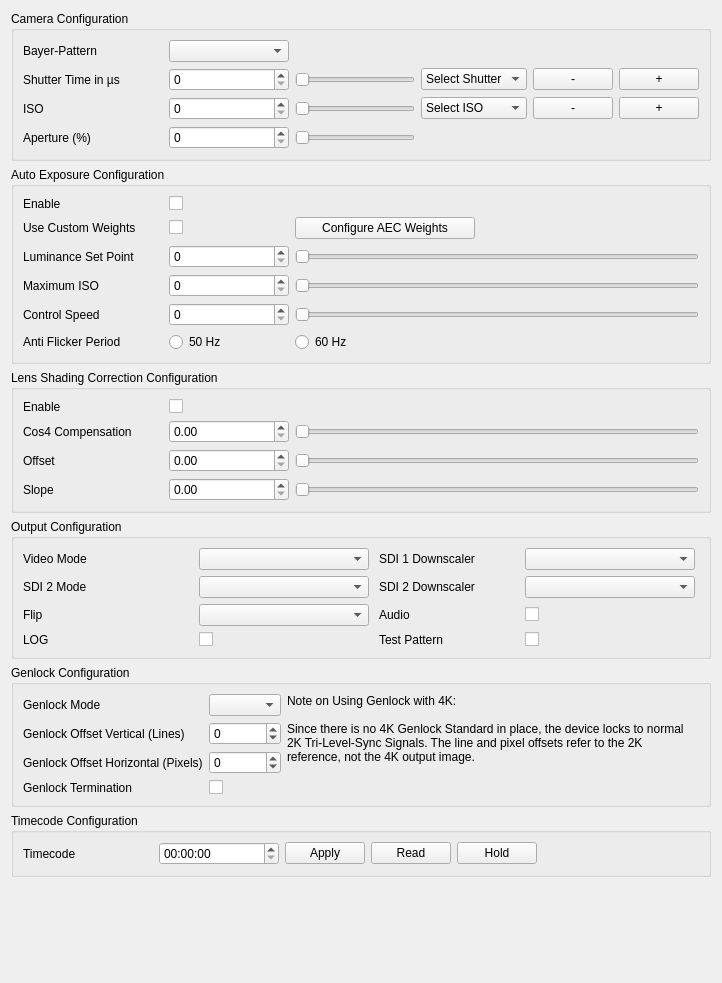
Before: the Qt Designer form dct_widgets/inoutbox/inoutbox.ui in KAYA-Instruments/SDI-Control-Point, drawn with Qt 5.
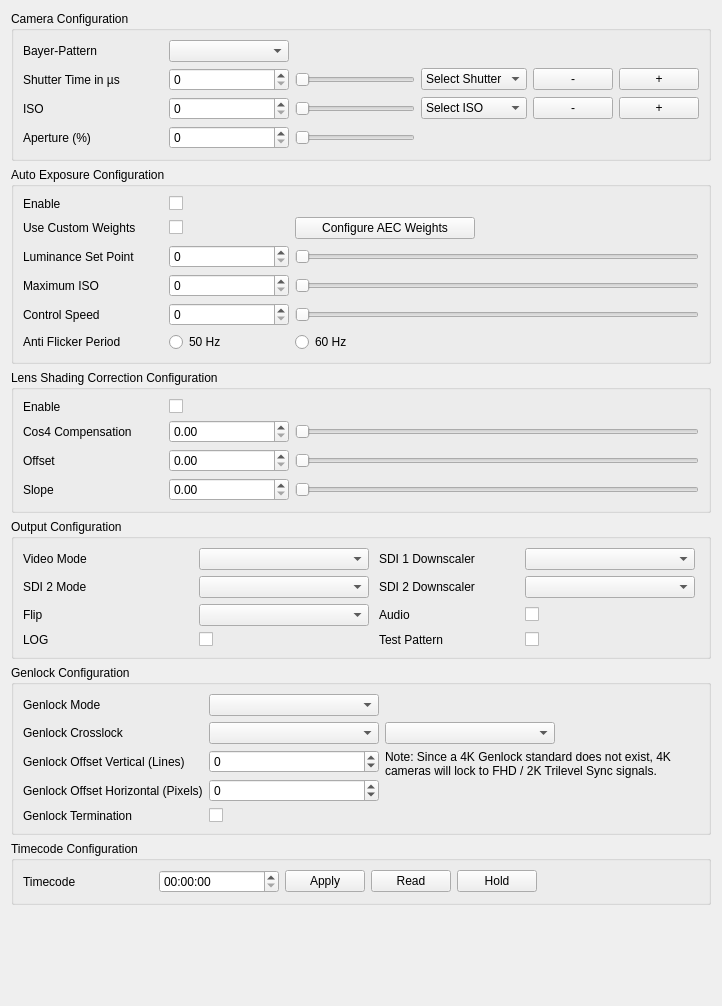
After: the same form once the commit is applied.

Commit message:
Added genlock_crosslock command settings to inout-tab
- Added new ui elements to the inout-tab which allow setup of the
  genlock crosslock mode
- The user can now setup the crosslock mode and the desired
  crosslock video mode
- Updated user manual accordingly

Diff of the .ui file:
```diff
--- a/dct_widgets/inoutbox/inoutbox.ui
+++ b/dct_widgets/inoutbox/inoutbox.ui
@@ -7,7 +7,7 @@
     <x>0</x>
     <y>0</y>
     <width>722</width>
-    <height>983</height>
+    <height>1006</height>
    </rect>
   </property>
   <property name="windowTitle">
@@ -945,13 +945,38 @@
      </property>
      <layout class="QGridLayout" name="gridLayout_4">
       <item row="3" column="1">
-       <widget class="QCheckBox" name="cbxGenLockTermination">
-        <property name="text">
-         <string/>
+       <widget class="QSpinBox" name="sbxGenlockOffsetHorizontal">
+        <property name="minimumSize">
+         <size>
+          <width>170</width>
+          <height>0</height>
+         </size>
         </property>
+        <property name="maximumSize">
+         <size>
+          <width>16777215</width>
+          <height>16777215</height>
+         </size>
+        </property>
+        <property name="minimum">
+         <number>-4095</number>
+        </property>
+        <property name="maximum">
+         <number>4095</number>
+        </property>
        </widget>
       </item>
-      <item row="1" column="0">
+      <item row="1" column="2">
+       <widget class="QComboBox" name="cbxGenlockCrosslockVmode">
+        <property name="minimumSize">
+         <size>
+          <width>170</width>
+          <height>0</height>
+         </size>
+        </property>
+       </widget>
+      </item>
+      <item row="2" column="0">
        <widget class="QLabel" name="lblGenLockOffsetVertical">
         <property name="minimumSize">
          <size>
@@ -970,8 +995,15 @@
         </property>
        </widget>
       </item>
-      <item row="3" column="0">
-       <widget class="QLabel" name="lblGenLockTermination">
+      <item row="1" column="0">
+       <widget class="QLabel" name="lblGenlockCrosslock">
+        <property name="text">
+         <string>Genlock Crosslock</string>
+        </property>
+       </widget>
+      </item>
+      <item row="0" column="0">
+       <widget class="QLabel" name="lblGenLockMode">
         <property name="minimumSize">
          <size>
           <width>0</width>
@@ -985,11 +1017,27 @@
          </size>
         </property>
         <property name="text">
-         <string>Genlock Termination</string>
+         <string>Genlock Mode</string>
         </property>
        </widget>
       </item>
-      <item row="2" column="0">
+      <item row="0" column="1">
+       <widget class="QComboBox" name="cbxGenLockMode">
+        <property name="minimumSize">
+         <size>
+          <width>170</width>
+          <height>0</height>
+         </size>
+        </property>
+        <property name="maximumSize">
+         <size>
+          <width>16777215</width>
+          <height>16777215</height>
+         </size>
+        </property>
+       </widget>
+      </item>
+      <item row="3" column="0">
        <widget class="QLabel" name="lblGenLockOffsetHorizontal">
         <property name="minimumSize">
          <size>
@@ -1008,7 +1056,49 @@
         </property>
        </widget>
       </item>
+      <item row="4" column="1">
+       <widget class="QCheckBox" name="cbxGenLockTermination">
+        <property name="minimumSize">
+         <size>
+          <width>170</width>
+          <height>0</height>
+         </size>
+        </property>
+        <property name="text">
+         <string/>
+        </property>
+       </widget>
+      </item>
+      <item row="4" column="0">
+       <widget class="QLabel" name="lblGenLockTermination">
+        <property name="minimumSize">
+         <size>
+          <width>0</width>
+          <height>0</height>
+         </size>
+        </property>
+        <property name="maximumSize">
+         <size>
+          <width>16777215</width>
+          <height>16777215</height>
+         </size>
+        </property>
+        <property name="text">
+         <string>Genlock Termination</string>
+        </property>
+       </widget>
+      </item>
       <item row="1" column="1">
+       <widget class="QComboBox" name="cbxGenlockCrosslockEnable">
+        <property name="minimumSize">
+         <size>
+          <width>170</width>
+          <height>0</height>
+         </size>
+        </property>
+       </widget>
+      </item>
+      <item row="2" column="1">
        <widget class="QSpinBox" name="sbxGenLockOffsetVertical">
         <property name="sizePolicy">
          <sizepolicy hsizetype="Minimum" vsizetype="Fixed">
@@ -1018,7 +1108,7 @@
         </property>
         <property name="minimumSize">
          <size>
-          <width>0</width>
+          <width>170</width>
           <height>0</height>
          </size>
         </property>
@@ -1036,82 +1126,23 @@
         </property>
        </widget>
       </item>
-      <item row="2" column="1">
-       <widget class="QSpinBox" name="sbxGenlockOffsetHorizontal">
-        <property name="minimumSize">
-         <size>
-          <width>0</width>
-          <height>0</height>
-         </size>
-        </property>
-        <property name="maximumSize">
-         <size>
-          <width>16777215</width>
-          <height>16777215</height>
-         </size>
-        </property>
-        <property name="minimum">
-         <number>-4095</number>
-        </property>
-        <property name="maximum">
-         <number>4095</number>
-        </property>
-       </widget>
-      </item>
-      <item row="0" column="0">
-       <widget class="QLabel" name="lblGenLockMode">
-        <property name="minimumSize">
-         <size>
-          <width>0</width>
-          <height>0</height>
-         </size>
-        </property>
-        <property name="maximumSize">
-         <size>
-          <width>16777215</width>
-          <height>16777215</height>
-         </size>
-        </property>
-        <property name="text">
-         <string>Genlock Mode</string>
-        </property>
-       </widget>
-      </item>
-      <item row="0" column="3">
+      <item row="1" column="3">
        <spacer name="horizontalSpacer">
         <property name="orientation">
          <enum>Qt::Horizontal</enum>
         </property>
         <property name="sizeHint" stdset="0">
          <size>
-          <width>0</width>
+          <width>40</width>
           <height>20</height>
          </size>
         </property>
        </spacer>
       </item>
-      <item row="0" column="1">
-       <widget class="QComboBox" name="cbxGenLockMode">
-        <property name="minimumSize">
-         <size>
-          <width>0</width>
-          <height>0</height>
-         </size>
-        </property>
-        <property name="maximumSize">
-         <size>
-          <width>16777215</width>
-          <height>16777215</height>
-         </size>
-        </property>
-       </widget>
-      </item>
-      <item row="0" column="2" rowspan="4">
+      <item row="2" column="2" rowspan="3" colspan="2">
        <widget class="QLabel" name="lblGenlock4kNote">
         <property name="text">
-         <string>Note on Using Genlock with 4K:
-
-Since there is no 4K Genlock Standard in place, the device locks to normal 2K Tri-Level-Sync Signals. The line and pixel offsets refer to the 2K reference, not the 4K output image.</string>
+         <string>Note: Since a 4K Genlock standard does not exist, 4K cameras will lock to FHD / 2K Trilevel Sync signals.</string>
         </property>
         <property name="alignment">
          <set>Qt::AlignLeading|Qt::AlignLeft|Qt::AlignTop</set>
```
The commit also changes 12 other files.
